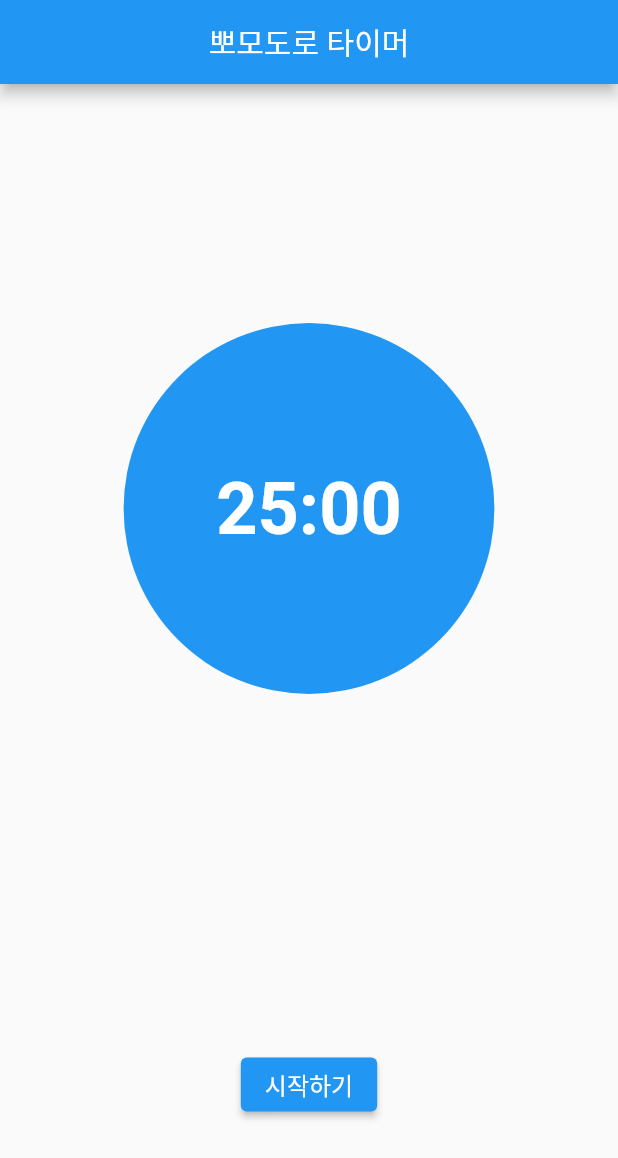
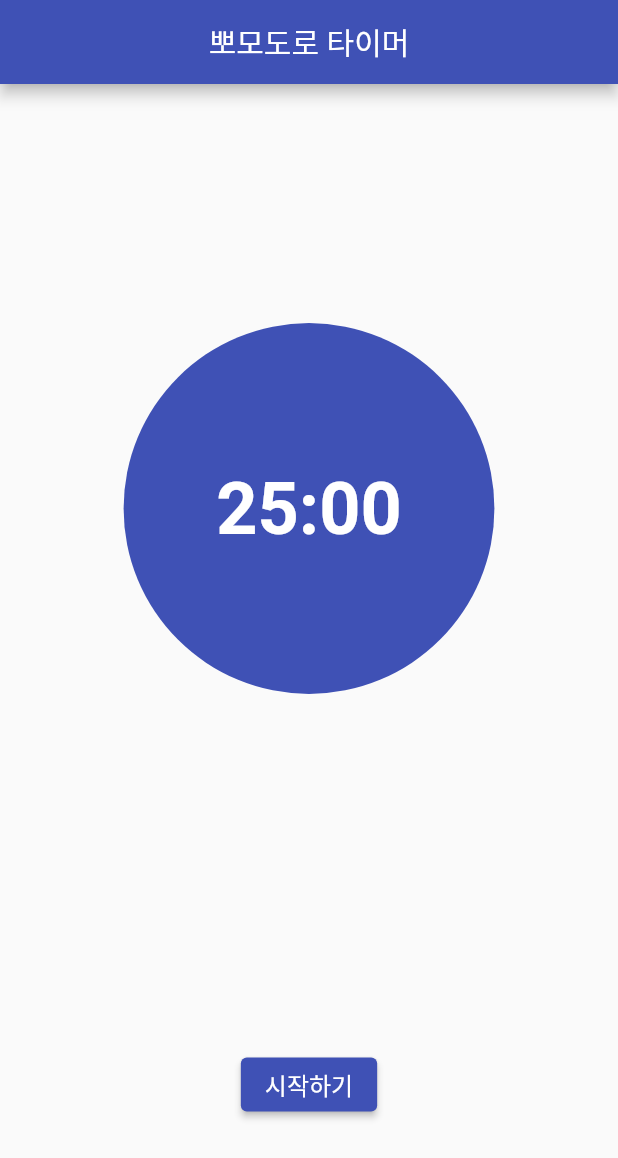
Before and after one commit to this-is-yello/Pomodoro_Timer, a Flutter app: the screen it shows after launch, on a phone screen of 412 x 824 dp. Shown: the top 1158 px of the screen. Run offline on Flutter 3.47's test engine with Material 2 defaults, Android fonts, the phone set to English and light mode, and no system bars; our stand-ins replace fluttertoast, sprintf.

Commit message:
221018 in Company

```diff
--- a/flutter_pomodoro_timer/lib/screens/timer_screen.dart
+++ b/flutter_pomodoro_timer/lib/screens/timer_screen.dart
@@ -1,8 +1,6 @@
 import 'dart:async';
 
 import 'package:flutter/material.dart';
-
-import 'package:flutter_pomodoro_timer/main.dart';
 import 'package:flutter_pomodoro_timer/tools/utils.dart';
 
 enum TimerStatus { running, paused, stopped, resting }
@@ -111,7 +109,7 @@ class _TimerScreenState extends State<TimerScreen> {
           _timerStatus == TimerStatus.paused ? '계속하기' : '일시정지',
           style: TextStyle(color: Colors.white, fontSize: 16),
         ),
-        style: ElevatedButton.styleFrom(primary: Colors.blue),
+        style: ElevatedButton.styleFrom(primary: Colors.indigo),
         onPressed: _timerStatus == TimerStatus.paused ? resume : pause,
       ),
       Padding(
@@ -134,7 +132,7 @@ class _TimerScreenState extends State<TimerScreen> {
         ),
         style: ElevatedButton.styleFrom(
           primary:
-              _timerStatus == TimerStatus.resting ? Colors.green : Colors.blue,
+              _timerStatus == TimerStatus.resting ? Colors.green : Colors.indigo,
         ),
         onPressed: run,
       ),
@@ -146,7 +144,7 @@ class _TimerScreenState extends State<TimerScreen> {
           child: Text('뽀모도로 타이머'),
         ),
         backgroundColor:
-            _timerStatus == TimerStatus.resting ? Colors.green : Colors.blue,
+            _timerStatus == TimerStatus.resting ? Colors.green : Colors.indigo,
       ),
       body: Column(
         mainAxisAlignment: MainAxisAlignment.spaceAround,
@@ -168,7 +166,7 @@ class _TimerScreenState extends State<TimerScreen> {
               shape: BoxShape.circle,
               color: _timerStatus == TimerStatus.resting
                   ? Colors.green
-                  : Colors.blue,
+                  : Colors.indigo,
             ),
           ),
           Row(
--- a/flutter_pomodoro_timer/lib/tools/utils.dart
+++ b/flutter_pomodoro_timer/lib/tools/utils.dart
@@ -10,7 +10,7 @@ String secondsToString(int seconds) {
 
 void showToast(String message) {
   Fluttertoast.showToast(
-    msg: "This is Center Short Toast",
+    msg: message,
     toastLength: Toast.LENGTH_SHORT,
     gravity: ToastGravity.CENTER,
     timeInSecForIosWeb: 1,
```
